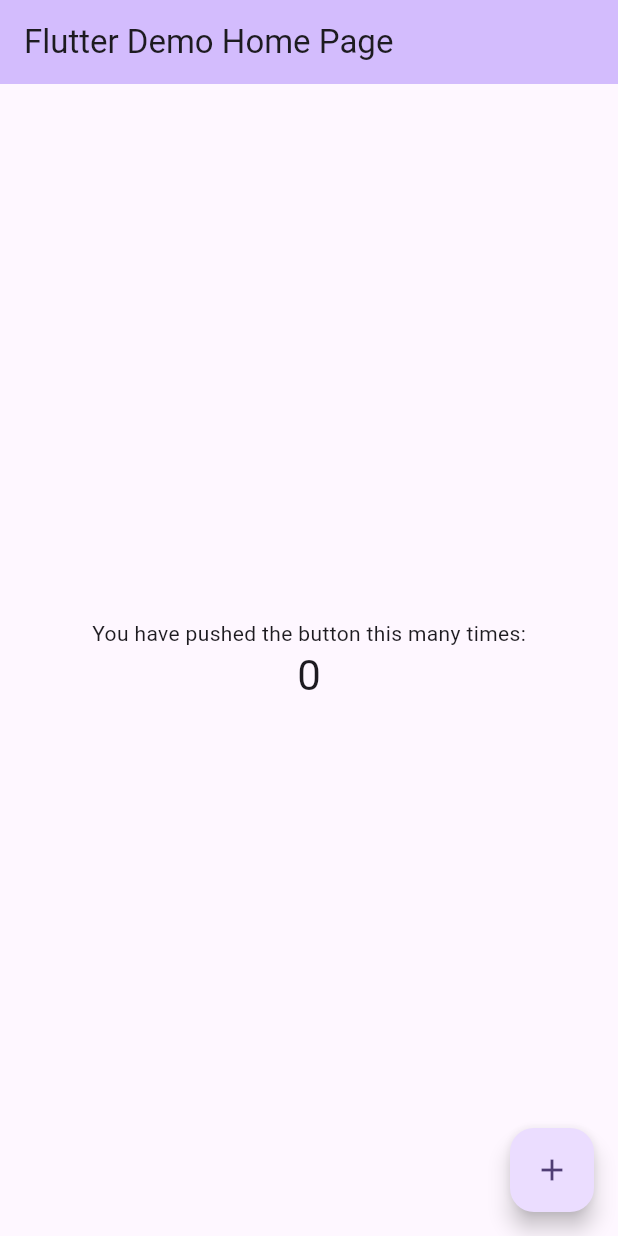
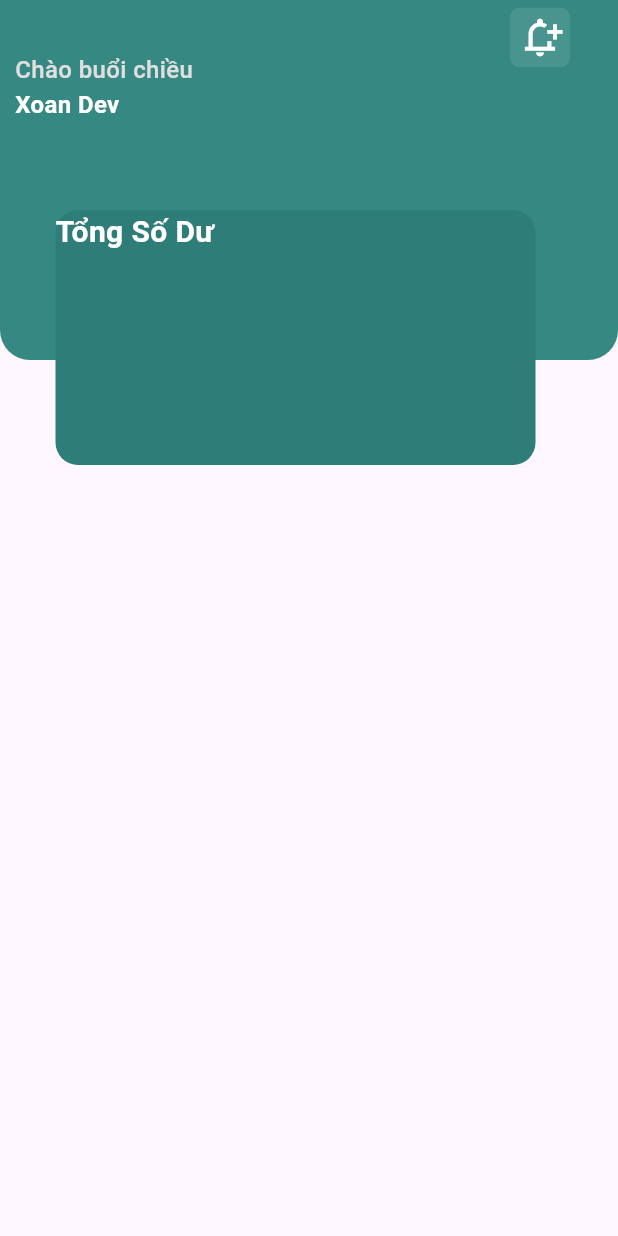
Before and after one commit to NguyenNhatHuynh/Finance-XD-App, a Flutter app: the screen it shows after launch, on a phone screen of 412 x 824 dp. Run offline on Flutter 3.47's test engine with Material 3 defaults, Android fonts, the phone set to English and light mode, and no system bars.

Commit message:
Design UI Home Screen

```diff
--- /dev/null
+++ b/lib/Screens/home.dart
@@ -0,0 +1,103 @@
+import 'package:flutter/material.dart';
+
+class Home extends StatelessWidget {
+  const Home({Key? key}) : super(key: key);
+
+  @override
+  Widget build(BuildContext context) {
+    return Scaffold(
+      body: SafeArea(
+        child: Stack(
+          children: [
+            Column(
+              children: [
+                Container(
+                  width: double.infinity,
+                  height: 240,
+                  decoration: BoxDecoration(
+                    color: Color(0xff368983),
+                    borderRadius: BorderRadius.only(
+                      bottomLeft: Radius.circular(20),
+                      bottomRight: Radius.circular(20),
+                    ),
+                  ),
+                  child: Stack(
+                    children: [
+                      Positioned(
+                        top: 5,
+                        left: 340,
+                        child: ClipRRect(
+                          borderRadius: BorderRadius.circular(7),
+                          child: Container(
+                            height: 40,
+                            width: 40,
+                            color: Color.fromRGBO(250, 250, 250, 0.1),
+                            child: Icon(
+                              Icons.notification_add_outlined,
+                              size: 30,
+                              color: Colors.white,
+                            ),
+                          ),
+                        ),
+                      ),
+                      Padding(
+                        padding: const EdgeInsets.only(top: 35, left: 10),
+                        child: Column(
+                          crossAxisAlignment: CrossAxisAlignment.start,
+                          children: [
+                            Text(
+                              'Chào buổi chiều',
+                              style: TextStyle(
+                                fontWeight: FontWeight.w500,
+                                fontSize: 16,
+                                color: Color.fromARGB(255, 224, 223, 223),
+                              ),
+                            ),
+                            Text(
+                              'Xoan Dev',
+                              style: TextStyle(
+                                fontWeight: FontWeight.w600,
+                                fontSize: 16,
+                                color: Colors.white,
+                              ),
+                            ),
+                          ],
+                        ),
+                      )
+                    ],
+                  ),
+                ),
+              ],
+            ),
+            Positioned(
+              top: 140,
+              left: 37,
+              child: Container(
+                height: 170,
+                width: 320,
+                decoration: BoxDecoration(
+                  color: Color.fromARGB(255, 47, 125, 121),
+                  borderRadius: BorderRadius.circular(15),
+                ),
+                child: Column(children: [
+                  Row(
+                    children: [
+                      Text(
+                        'Tổng Số Dư',
+                        style: TextStyle(
+                          fontWeight: FontWeight.w600,
+                          fontSize: 20,
+                          color: Colors.white,
+                        ),
+                      ),
+                    ],
+                  ),
+                ]),
+              ),
+            )
+          ],
+        ),
+      ),
+    );
+  }
+}
--- a/lib/main.dart
+++ b/lib/main.dart
@@ -1,4 +1,5 @@
 import 'package:flutter/material.dart';
+import 'package:name_your_price/Screens/home.dart';
 
 void main() {
   runApp(const MyApp());
@@ -13,40 +14,17 @@ class MyApp extends StatelessWidget {
     return MaterialApp(
       title: 'Flutter Demo',
       theme: ThemeData(
-        // This is the theme of your application.
-        //
-        // TRY THIS: Try running your application with "flutter run". You'll see
-        // the application has a purple toolbar. Then, without quitting the app,
-        // try changing the seedColor in the colorScheme below to Colors.green
-        // and then invoke "hot reload" (save your changes or press the "hot
-        // reload" button in a Flutter-supported IDE, or press "r" if you used
-        // the command line to start the app).
-        //
-        // Notice that the counter didn't reset back to zero; the application
-        // state is not lost during the reload. To reset the state, use hot
-        // restart instead.
-        //
-        // This works for code too, not just values: Most code changes can be
-        // tested with just a hot reload.
         colorScheme: ColorScheme.fromSeed(seedColor: Colors.deepPurple),
         useMaterial3: true,
       ),
-      home: const MyHomePage(title: 'Flutter Demo Home Page'),
+      home: Home(),
+      debugShowCheckedModeBanner: false,
     );
   }
 }
 
 class MyHomePage extends StatefulWidget {
   const MyHomePage({super.key, required this.title});
-
-  // This widget is the home page of your application. It is stateful, meaning
-  // that it has a State object (defined below) that contains fields that affect
-  // how it looks.
-
-  // This class is the configuration for the state. It holds the values (in this
-  // case the title) provided by the parent (in this case the App widget) and
-  // used by the build method of the State. Fields in a Widget subclass are
-  // always marked "final".
 
   final String title;
 
```
